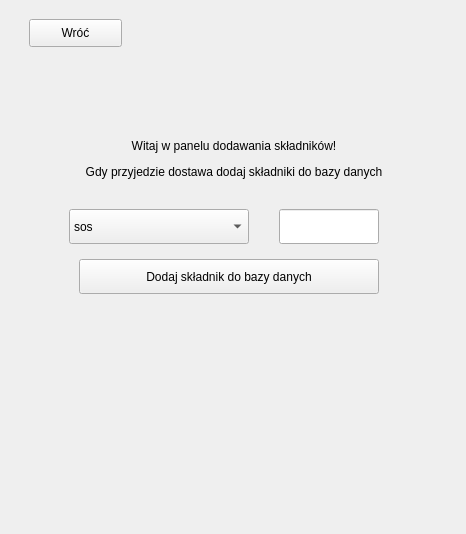
KrzysztofBuda/LaPizza, file mainwindow.ui: the form before one commit.
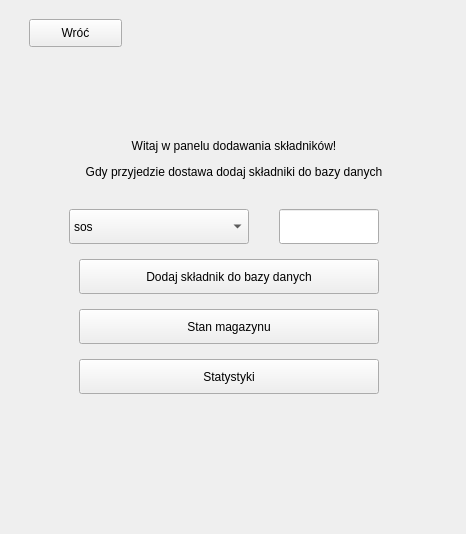
The form after the commit. The open tabs and pages were chosen to show the change.

Diff of the .ui file:
```diff
--- a/mainwindow.ui
+++ b/mainwindow.ui
@@ -27,7 +27,7 @@
   </property>
   <widget class="QWidget" name="centralwidget">
    <layout class="QGridLayout" name="gridLayout">
-    <item row="0" column="0">
+    <item row="1" column="0">
      <widget class="QStackedWidget" name="stackedWidget">
       <property name="currentIndex">
        <number>5</number>
@@ -266,6 +266,32 @@
          <string>&lt;html&gt;&lt;head/&gt;&lt;body&gt;&lt;p align=&quot;center&quot;&gt;Witaj w panelu dodawania składników!&lt;/p&gt;&lt;p align=&quot;center&quot;&gt;Gdy przyjedzie dostawa dodaj składniki do bazy danych&lt;/p&gt;&lt;/body&gt;&lt;/html&gt;</string>
         </property>
        </widget>
+       <widget class="QPushButton" name="magazynButton">
+        <property name="geometry">
+         <rect>
+          <x>70</x>
+          <y>300</y>
+          <width>300</width>
+          <height>35</height>
+         </rect>
+        </property>
+        <property name="text">
+         <string>Stan magazynu</string>
+        </property>
+       </widget>
+       <widget class="QPushButton" name="statystykiButton">
+        <property name="geometry">
+         <rect>
+          <x>70</x>
+          <y>350</y>
+          <width>300</width>
+          <height>35</height>
+         </rect>
+        </property>
+        <property name="text">
+         <string>Statystyki</string>
+        </property>
+       </widget>
       </widget>
       <widget class="QWidget" name="menu">
        <widget class="QScrollArea" name="scrollArea">
```
Left out of the diff: 56 changed lines with no effect on the pictures.
